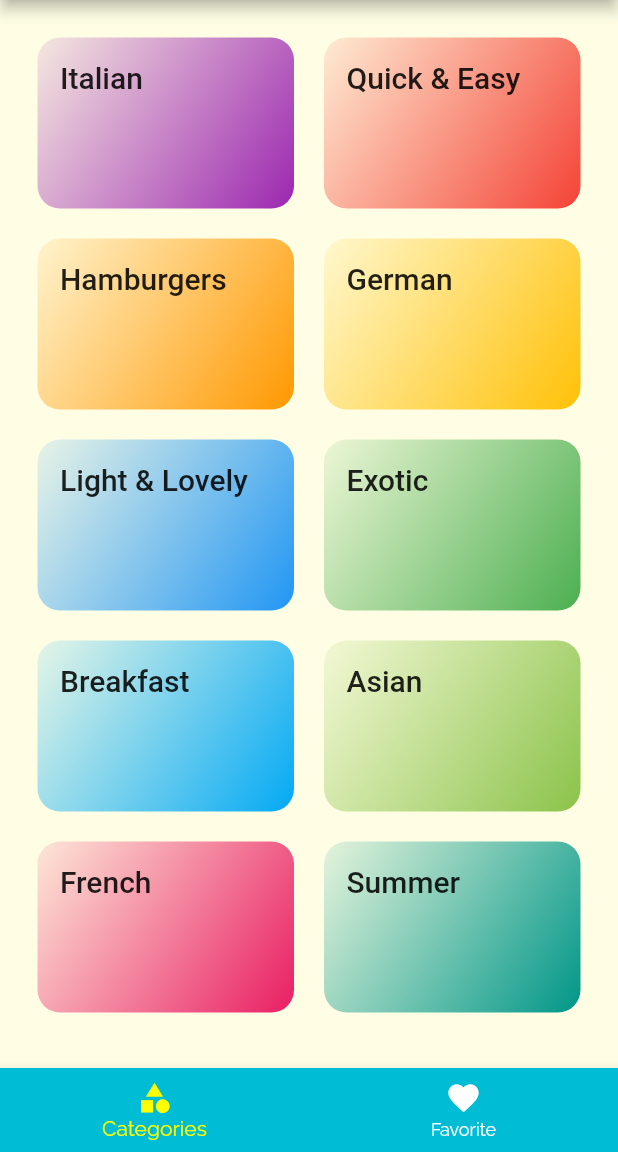
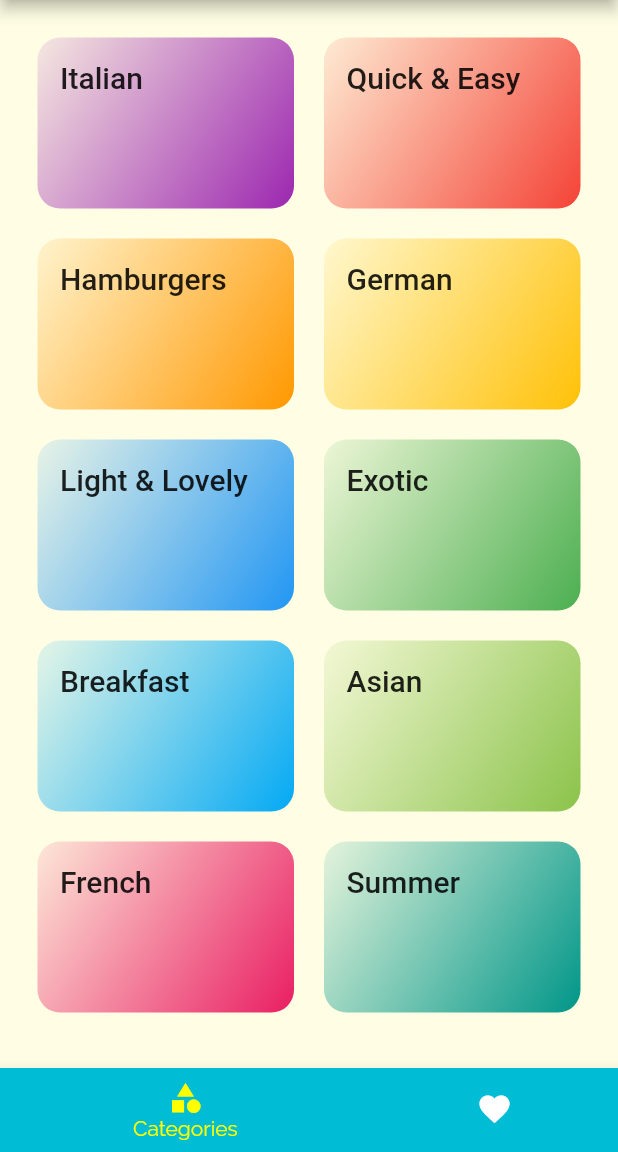
Before and after one commit to abhijit-bora/meals_app, a Flutter app: the screen it shows after launch, on a phone screen of 412 x 824 dp, the part 84-1236 px from its top. Run offline on Flutter 3.47's test engine with Material 2 defaults, Android fonts, the phone set to English and light mode, and no system bars.

```diff
--- a/lib/screens/tabs_screen.dart
+++ b/lib/screens/tabs_screen.dart
@@ -35,8 +35,10 @@ class _TabScreenState extends State<TabScreen> {
             unselectedItemColor: Colors.white,
             selectedItemColor: Theme.of(context).accentColor,
             currentIndex: _seletPageIndex,
+            type: BottomNavigationBarType.shifting,
             items: [
               BottomNavigationBarItem(
+                backgroundColor: Theme.of(context).primaryColor,
                 icon: Icon(Icons.category),
                 title: Text('Categories'),
               ),
```
